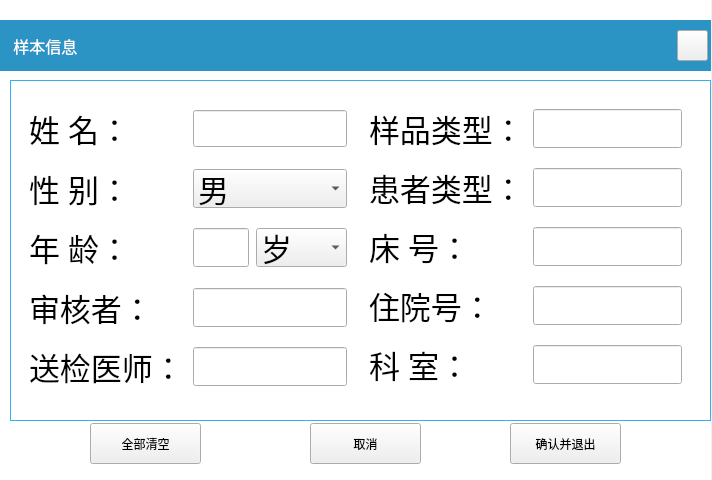
Old version of the form wg_kuaisu.ui in the repository jindezhang/Q7fromRD330.
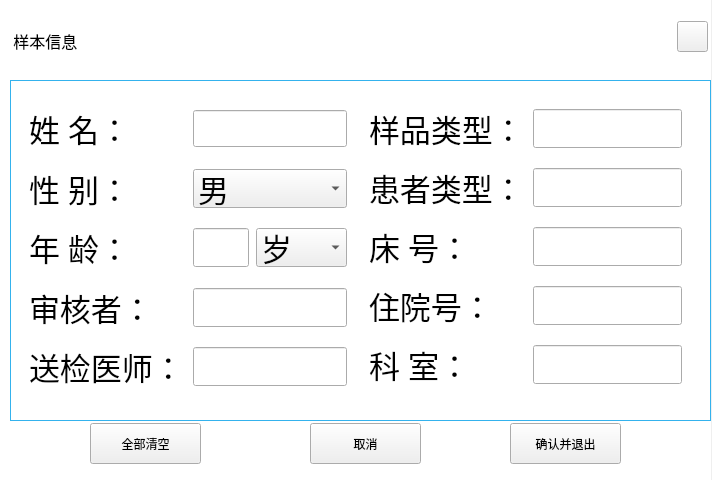
New version of the form. Icons and pictures are not drawn. Custom widgets are drawn as their Qt base class.

What changed in the file:
```diff
--- a/wg_kuaisu.ui
+++ b/wg_kuaisu.ui
@@ -46,7 +46,7 @@
       <x>0</x>
       <y>20</y>
       <width>721</width>
-      <height>51</height>
+      <height>41</height>
      </rect>
     </property>
     <property name="font">
@@ -55,10 +55,7 @@
      </font>
     </property>
     <property name="styleSheet">
-     <string notr="true">color: rgb(255, 255, 255);
-background-color: rgb(43, 148, 197);
-
-</string>
+     <string notr="true"/>
     </property>
     <property name="text">
      <string>   样本信息</string>
@@ -81,7 +78,7 @@
     <property name="geometry">
      <rect>
       <x>677</x>
-      <y>30</y>
+      <y>21</y>
       <width>31</width>
       <height>31</height>
      </rect>
@@ -464,6 +461,13 @@
    </widget>
   </widget>
  </widget>
+ <customwidgets>
+  <customwidget>
+   <class>MainButton</class>
+   <extends>QPushButton</extends>
+   <header location="global">mainbutton.h</header>
+  </customwidget>
+ </customwidgets>
  <resources/>
  <connections/>
 </ui>
```
Left out of the diff: 8 changed lines with no effect on the pictures.
